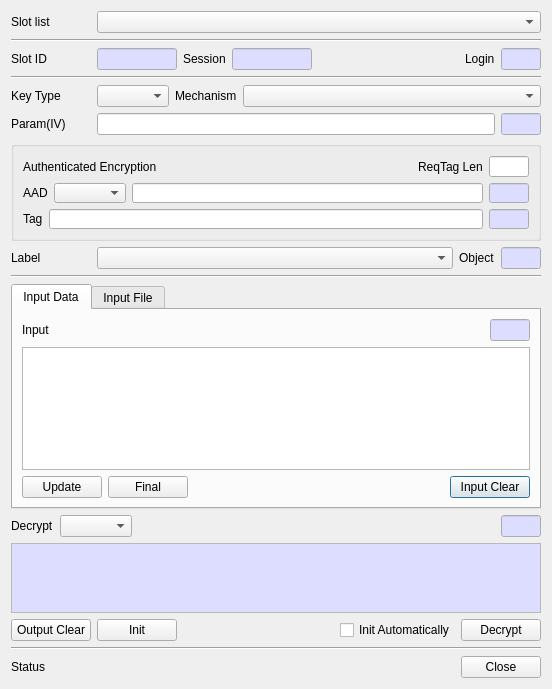
Before: the Qt Designer form CryptokiMan/decrypt_dlg.ui in jykim74/CryptokiMan, drawn with Qt 5.
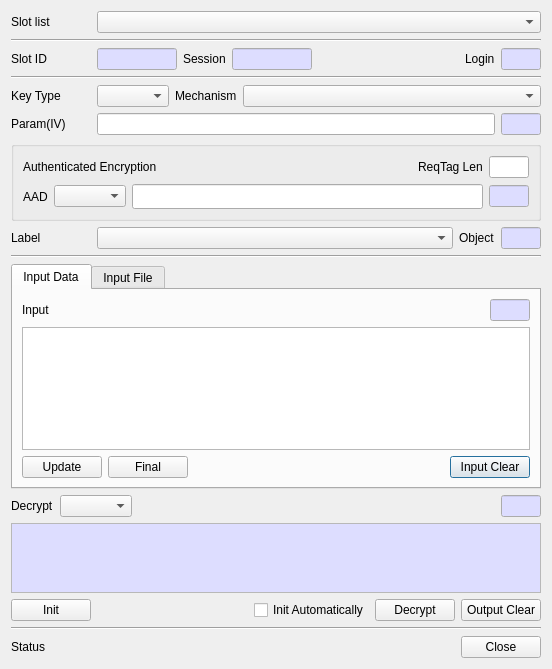
After: the same form once the commit is applied.

What changed in the file:
```diff
--- a/CryptokiMan/decrypt_dlg.ui
+++ b/CryptokiMan/decrypt_dlg.ui
@@ -7,7 +7,7 @@
     <x>0</x>
     <y>0</y>
     <width>552</width>
-    <height>679</height>
+    <height>649</height>
    </rect>
   </property>
   <property name="windowTitle">
@@ -398,7 +398,7 @@
      <property name="minimumSize">
       <size>
        <width>0</width>
-       <height>100</height>
+       <height>0</height>
       </size>
      </property>
      <property name="title">
@@ -531,82 +531,6 @@
         </item>
        </layout>
       </item>
-      <item>
-       <layout class="QGridLayout" name="gridLayout_19">
-        <item row="0" column="2">
-         <widget class="QLineEdit" name="mTagLenText">
-          <property name="minimumSize">
-           <size>
-            <width>40</width>
-            <height>0</height>
-           </size>
-          </property>
-          <property name="maximumSize">
-           <size>
-            <width>40</width>
-            <height>16777215</height>
-           </size>
-          </property>
-          <property name="palette">
-           <palette>
-            <active>
-             <colorrole role="Base">
-              <brush brushstyle="SolidPattern">
-               <color alpha="255">
-                <red>221</red>
-                <green>221</green>
-                <blue>255</blue>
-               </color>
-              </brush>
-             </colorrole>
-            </active>
-            <inactive>
-             <colorrole role="Base">
-              <brush brushstyle="SolidPattern">
-               <color alpha="255">
-                <red>221</red>
-                <green>221</green>
-                <blue>255</blue>
-               </color>
-              </brush>
-             </colorrole>
-            </inactive>
-            <disabled>
-             <colorrole role="Base">
-              <brush brushstyle="SolidPattern">
-               <color alpha="255">
-                <red>240</red>
-                <green>240</green>
-                <blue>240</blue>
-               </color>
-              </brush>
-             </colorrole>
-            </disabled>
-           </palette>
-          </property>
-          <property name="readOnly">
-           <bool>true</bool>
-          </property>
-         </widget>
-        </item>
-        <item row="0" column="1">
-         <widget class="QLineEdit" name="mTagText">
-          <property name="font">
-           <font>
-            <family>굴림체</family>
-           </font>
-          </property>
-         </widget>
-        </item>
-        <item row="0" column="0">
-         <widget class="QLabel" name="label_23">
-          <property name="text">
-           <string>Tag</string>
-          </property>
-         </widget>
-        </item>
-       </layout>
-      </item>
      </layout>
     </widget>
    </item>
@@ -1550,13 +1474,6 @@
      <property name="bottomMargin">
       <number>0</number>
      </property>
-     <item>
-      <widget class="QPushButton" name="mOutputClearBtn">
-       <property name="text">
-        <string>Output Clear</string>
-       </property>
-      </widget>
-     </item>
      <item>
       <widget class="QPushButton" name="mInitBtn">
        <property name="text">
@@ -1591,6 +1508,13 @@
        </property>
       </widget>
      </item>
+     <item>
+      <widget class="QPushButton" name="mOutputClearBtn">
+       <property name="text">
+        <string>Output Clear</string>
+       </property>
+      </widget>
+     </item>
     </layout>
    </item>
    <item>
```
